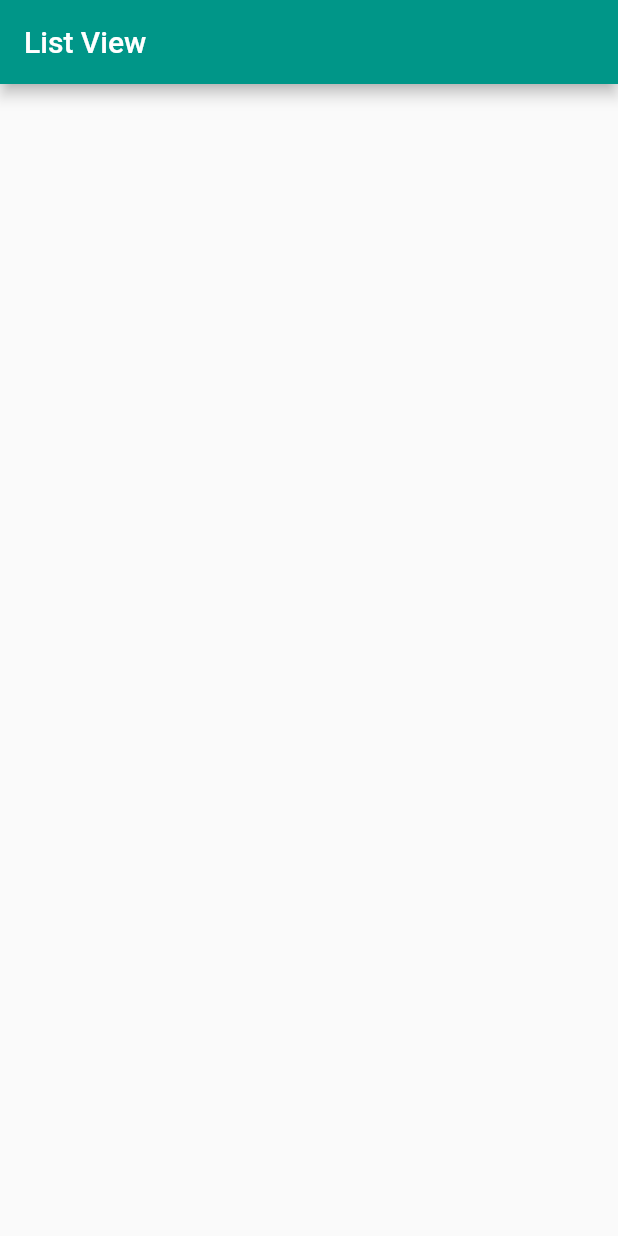
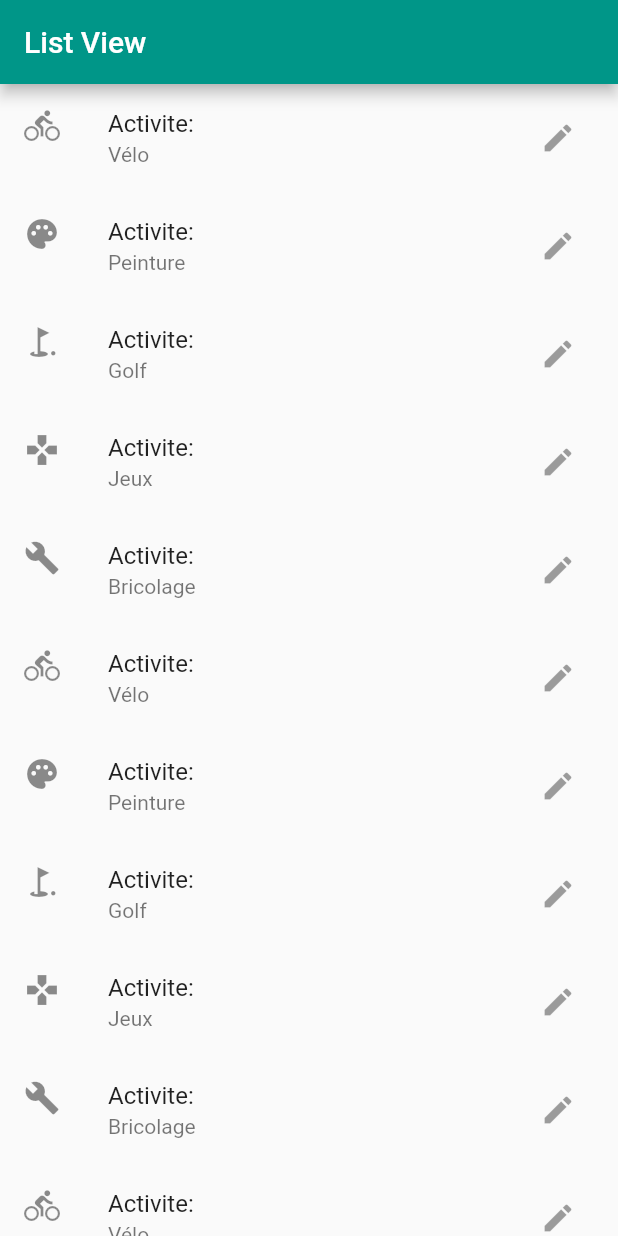
Before and after one commit to fabienlierville/ril21-1-flutter-scroll, a Flutter app: the screen it shows after launch, on a phone screen of 412 x 824 dp. Run offline on Flutter 3.47's test engine with Material 2 defaults, Android fonts, the phone set to English and light mode, and no system bars.

Commit message:
ListView

```diff
--- /dev/null
+++ b/lib/models/activite.dart
@@ -0,0 +1,9 @@
+
+import 'package:flutter/cupertino.dart';
+
+class Activie{
+  String nom;
+  IconData icone;
+
+  Activie({required this.nom, required this.icone});
+}
--- a/lib/pages/page_list_view.dart
+++ b/lib/pages/page_list_view.dart
@@ -1,4 +1,5 @@
 import 'package:flutter/material.dart';
+import 'package:scroll/models/activite.dart';
 
 class PageListView extends StatefulWidget {
   const PageListView({Key? key}) : super(key: key);
@@ -8,6 +9,44 @@ class PageListView extends StatefulWidget {
 }
 
 class _PageListViewState extends State<PageListView> {
+  List<Activie> activites = [
+    Activie(nom: "Vélo", icone: Icons.directions_bike),
+    Activie(nom: "Peinture", icone: Icons.palette),
+    Activie(nom: "Golf", icone: Icons.golf_course),
+    Activie(nom: "Jeux", icone: Icons.gamepad),
+    Activie(nom: "Bricolage", icone: Icons.build),
+    Activie(nom: "Vélo", icone: Icons.directions_bike),
+    Activie(nom: "Peinture", icone: Icons.palette),
+    Activie(nom: "Golf", icone: Icons.golf_course),
+    Activie(nom: "Jeux", icone: Icons.gamepad),
+    Activie(nom: "Bricolage", icone: Icons.build),
+    Activie(nom: "Vélo", icone: Icons.directions_bike),
+    Activie(nom: "Peinture", icone: Icons.palette),
+    Activie(nom: "Golf", icone: Icons.golf_course),
+    Activie(nom: "Jeux", icone: Icons.gamepad),
+    Activie(nom: "Bricolage", icone: Icons.build),
+    Activie(nom: "Vélo", icone: Icons.directions_bike),
+    Activie(nom: "Peinture", icone: Icons.palette),
+    Activie(nom: "Golf", icone: Icons.golf_course),
+    Activie(nom: "Jeux", icone: Icons.gamepad),
+    Activie(nom: "Bricolage", icone: Icons.build),
+    Activie(nom: "Vélo", icone: Icons.directions_bike),
+    Activie(nom: "Peinture", icone: Icons.palette),
+    Activie(nom: "Golf", icone: Icons.golf_course),
+    Activie(nom: "Jeux", icone: Icons.gamepad),
+    Activie(nom: "Bricolage", icone: Icons.build),
+    Activie(nom: "Vélo", icone: Icons.directions_bike),
+    Activie(nom: "Peinture", icone: Icons.palette),
+    Activie(nom: "Golf", icone: Icons.golf_course),
+    Activie(nom: "Jeux", icone: Icons.gamepad),
+    Activie(nom: "Bricolage", icone: Icons.build),
+    Activie(nom: "Vélo", icone: Icons.directions_bike),
+    Activie(nom: "Peinture", icone: Icons.palette),
+    Activie(nom: "Golf", icone: Icons.golf_course),
+    Activie(nom: "Jeux", icone: Icons.gamepad),
+    Activie(nom: "Bricolage", icone: Icons.build),
+  ];
+
   @override
   Widget build(BuildContext context) {
     return Scaffold(
@@ -15,7 +54,24 @@ class _PageListViewState extends State<PageListView> {
         title: Text("List View"),
       ),
       body: Center(
-
+        child: ListView.builder(
+          itemCount: activites.length,
+          itemBuilder: (context, index){
+            Activie activite = activites[index];
+            return ListTile(
+              title: Text("Activite:"),
+              subtitle: Text(activite.nom),
+              trailing: IconButton(
+                onPressed: null,
+                icon: Icon(Icons.edit),
+              ),
+              leading: Icon(activite.icone),
+              onTap: (){
+                print(activite.nom);
+              },
+            );
+          },
+        ),
       ),
     );
   }
```
